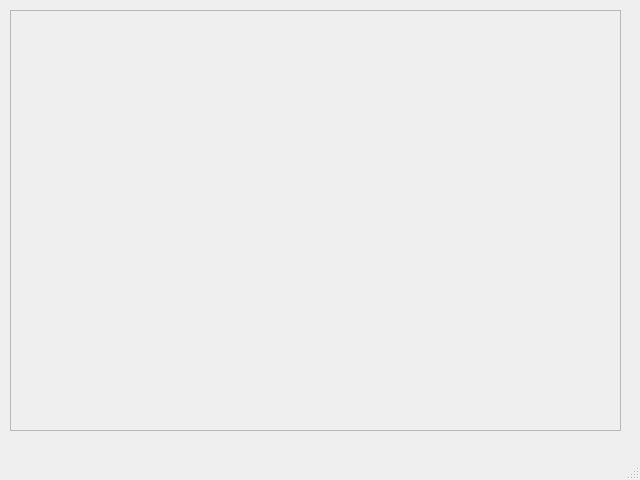
Before: the Qt Designer form sql_judge/view/qt_view/main_window_view.ui in r4ulill0/gui_dbjudge, drawn with Qt 5.
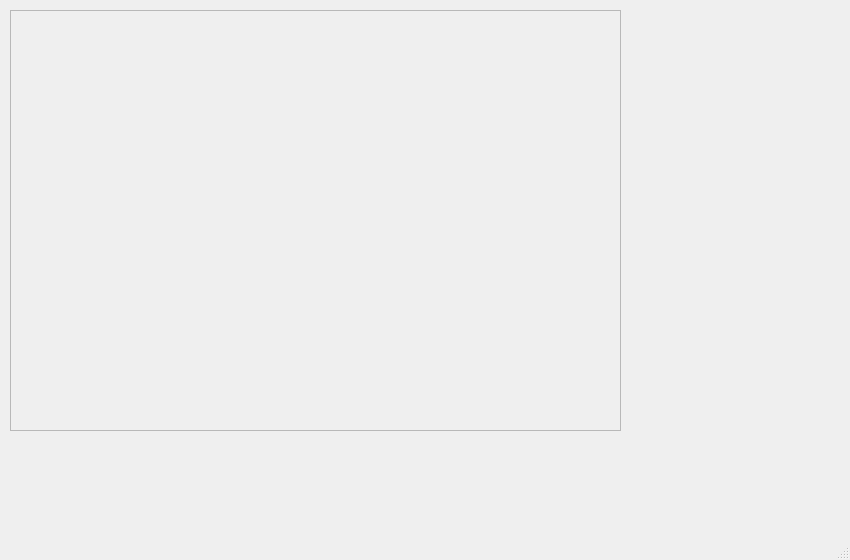
After: the same form once the commit is applied.

The edit to the form file:
```diff
--- a/sql_judge/view/qt_view/main_window_view.ui
+++ b/sql_judge/view/qt_view/main_window_view.ui
@@ -9,8 +9,8 @@
    <rect>
     <x>0</x>
     <y>0</y>
-    <width>640</width>
-    <height>480</height>
+    <width>850</width>
+    <height>560</height>
    </rect>
   </property>
   <property name="windowTitle">
```
Left out of the diff: 4 changed lines with no effect on the pictures.
